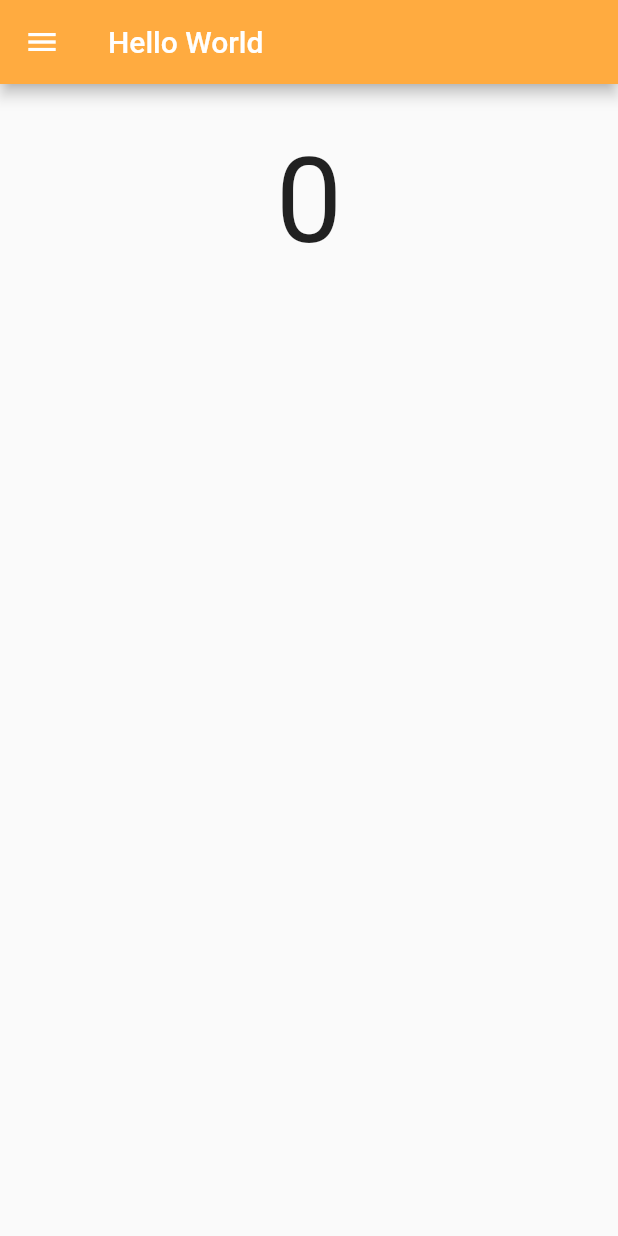
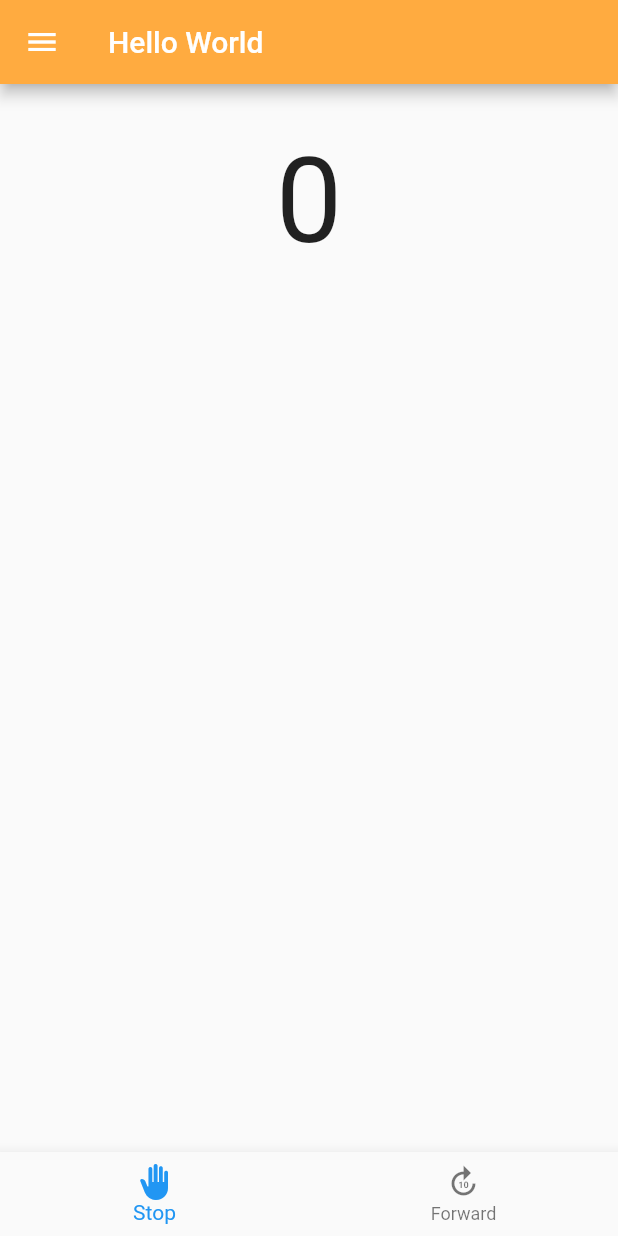
Before and after one commit to ShubhamDalvi1999/Flutter_Beginner, a Flutter app: the screen it shows after launch, on a phone screen of 412 x 824 dp. Run offline on Flutter 3.47's test engine with Material 2 defaults, Android fonts, the phone set to English and light mode, and no system bars.

Commit message:
bottom-navigation-bar

```diff
--- a/lib/main.dart
+++ b/lib/main.dart
@@ -13,6 +13,8 @@ class MyApp extends StatefulWidget {
 
 class _MyAppState extends State<MyApp> {
   int _val = 0;
+  int _index = 0;
+  String _value = "";
 
   void _add() => setState(() {
         _val++;
@@ -21,6 +23,12 @@ class _MyAppState extends State<MyApp> {
   void _remove() => setState(() {
         _val--;
       });
+
+  List<BottomNavigationBarItem> _navigate = [
+    BottomNavigationBarItem(icon: Icon(Icons.back_hand), label: "Stop"),
+    BottomNavigationBarItem(
+        icon: Icon(Icons.forward_10_sharp), label: "Forward"),
+  ];
 
   @override
   Widget build(BuildContext context) {
@@ -76,10 +84,22 @@ class _MyAppState extends State<MyApp> {
                 "$_val",
                 style: TextStyle(fontSize: 79),
               ),
+              Text("$_value"),
             ],
           ),
         ),
       ),
+      bottomNavigationBar: BottomNavigationBar(
+        items: _navigate,
+        fixedColor: Colors.blue,
+        currentIndex: _index,
+        onTap: (newindex) {
+          setState(() {
+            _index = newindex;
+            _value = "Current index is : $newindex";
+          });
+        },
+      ),
     );
   }
 }
```
